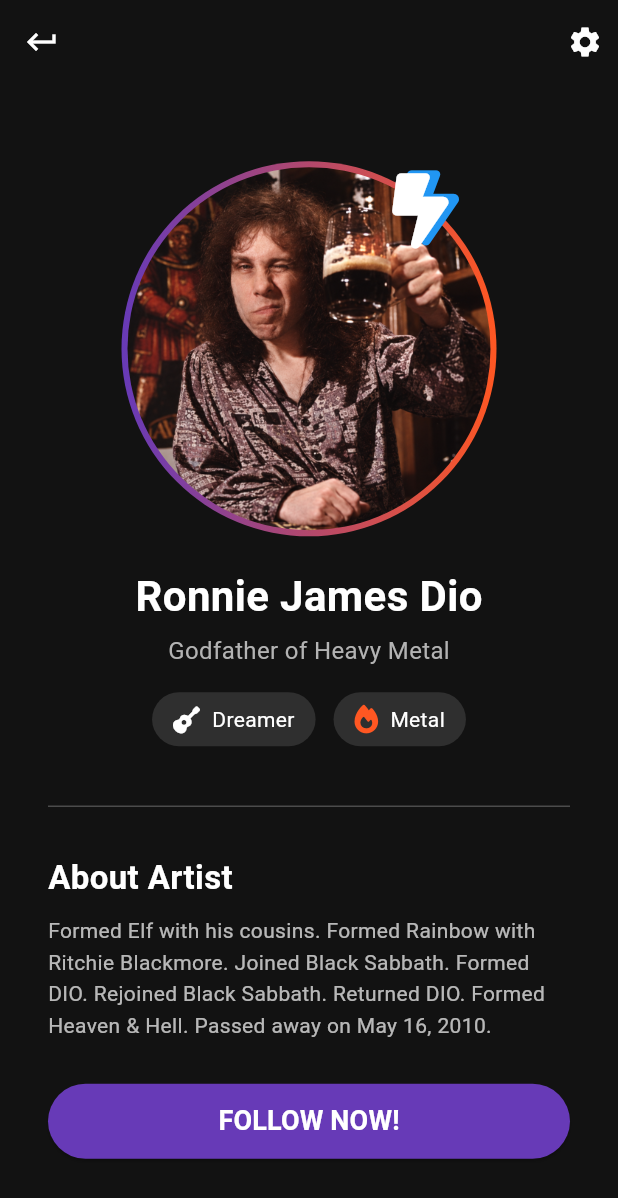
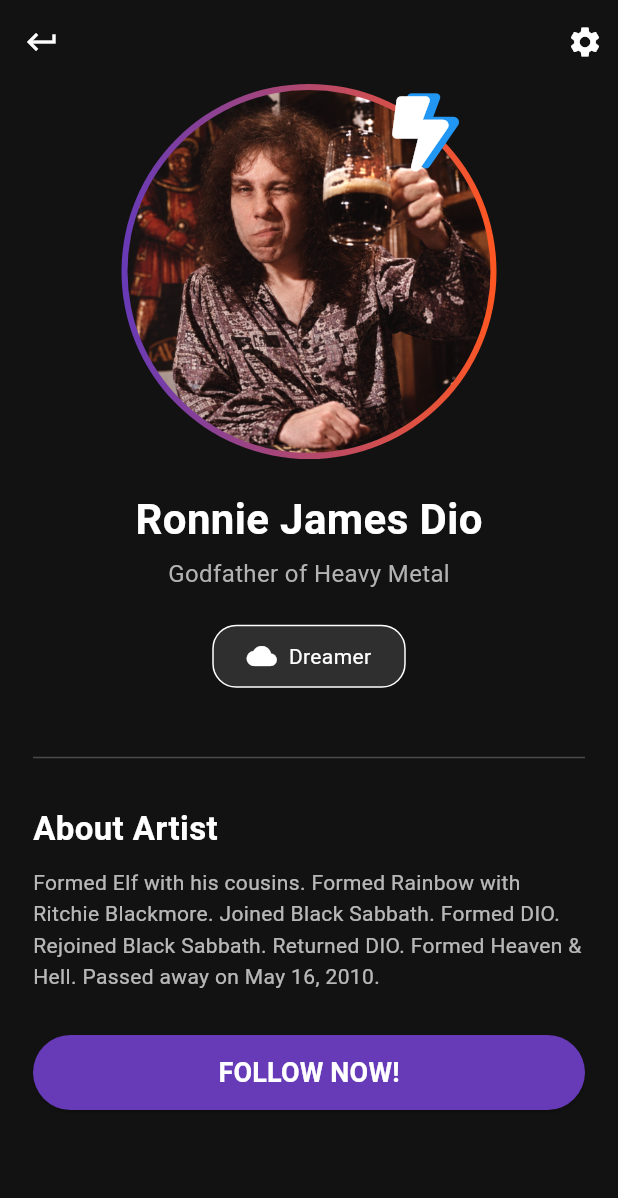
Before and after one commit to HaChaQe/flutter21, a Flutter app: the screen it shows after launch, on a phone screen of 412 x 824 dp. Shown: the top 1198 px of the screen. Run offline on Flutter 3.47's test engine with Material 3 defaults, Android fonts, the phone set to English and light mode, and no system bars; our stand-ins replace font_awesome_flutter.

Commit message:
Day 3 - Dynamic UI

```diff
--- a/flutter21/lib/main.dart
+++ b/flutter21/lib/day2_2.dart
@@ -14,13 +14,31 @@ class MyApp extends StatelessWidget {
       title: '21 days of Flutter',
       debugShowCheckedModeBanner: false,
       theme: ThemeData(primaryColor: Colors.deepPurple),
-      home: const HomePage(),
+      home: HomePage(),
     );
   }
 }
 
+class ArtistTag {
+  final String name;
+  final IconData icon;
+  final Color color;
+
+  ArtistTag({
+    required this.name,
+    required this.icon,
+    required this.color
+  });
+}
+
 class HomePage extends StatelessWidget {
-  const HomePage({super.key});
+  HomePage({super.key});
+
+  final List<ArtistTag> tags = [
+    ArtistTag(name: "Dreamer", icon: Icons.cloud, color: Colors.white),
+    ArtistTag(name: "Metal", icon: FontAwesomeIcons.boltLightning, color: Colors.yellow),
+    ArtistTag(name: "Vocalist", icon: Icons.mic_external_on_outlined, color: Colors.blueAccent),
+  ];
 
   @override
   Widget build(BuildContext context) {
@@ -36,9 +54,9 @@ class HomePage extends StatelessWidget {
         ],
       ),
       body: Padding(
-        padding: const EdgeInsets.symmetric(horizontal: 32.0),
+        padding: const EdgeInsets.symmetric(horizontal: 22.0),
         child: Column(
-          mainAxisAlignment: MainAxisAlignment.center,
+          mainAxisAlignment: MainAxisAlignment.start,
           crossAxisAlignment: CrossAxisAlignment.center, // 1) ortalandı
           children: [
             Stack(
@@ -102,40 +120,36 @@ class HomePage extends StatelessWidget {
               style: TextStyle(fontSize: 16, color: Color(0xFFB3B3B3)),
             ),
             const SizedBox(height: 16),
-            // 3) Etiketler: Row içinde iki Container
-            Row(
-              mainAxisAlignment: MainAxisAlignment.center,
-              children: [
-                Container(
-                  padding: const EdgeInsets.symmetric(horizontal: 14, vertical: 8),
+            // 3) day3te yapılan listview builder yapısı.
+            SizedBox(
+              height: 55,
+              child: PageView.builder(
+                itemCount: tags.length,
+                itemBuilder: (context, index) {
+                  final tag = tags[index];
+                  return Center(
+                    child: Container(
+                      height: 42,
+                      padding: const EdgeInsets.symmetric(horizontal: 22),
                       decoration: BoxDecoration(
                         color: Colors.white12,
-                    borderRadius: BorderRadius.circular(20),
+                        borderRadius: BorderRadius.circular(16),
+                        border: Border.all(
+                          color: tag.color
+                        )
                       ),
-                  child: const Row(
+                      child: Row(
+                        mainAxisSize: MainAxisSize.min,
                         children: [
-                      FaIcon(FontAwesomeIcons.guitar, color: Colors.white, size: 18),
-                      SizedBox(width: 8),
-                      Text("Dreamer", style: TextStyle(color: Colors.white)),
+                          Icon(tag.icon, color: tag.color, size: 20),
+                          const SizedBox(width: 8),
+                          Text(tag.name, style: TextStyle(color: tag.color)),
                         ],
                       ),
                     ),
-                const SizedBox(width: 12),
-                Container(
-                  padding: const EdgeInsets.symmetric(horizontal: 14, vertical: 8),
-                  decoration: BoxDecoration(
-                    color: Colors.white12,
-                    borderRadius: BorderRadius.circular(20),
+                  );
+                },
               ),
-                  child: const Row(
-                    children: [
-                      FaIcon(FontAwesomeIcons.fire, color: Colors.deepOrange, size: 18),
-                      SizedBox(width: 8),
-                      Text("Metal", style: TextStyle(color: Colors.white)),
-                    ],
-                  ),
-                ),
-              ],
             ),
             const SizedBox(height: 32),
             const Divider(thickness: 1, color: Colors.white24),
--- /dev/null
+++ b/flutter21/lib/day3_1.dart
@@ -0,0 +1,75 @@
+import 'package:flutter/material.dart';
+
+void main() {
+  runApp(const MyApp());
+}
+
+class MyApp extends StatefulWidget {
+  const MyApp({super.key});
+
+  @override
+  State<MyApp> createState() => _MyAppState();
+}
+
+class Task {
+  String title;
+  String description;
+  bool isCompleted;
+
+  Task({
+    required this.title,
+    required this.description,
+    this.isCompleted = false,
+  });
+}
+
+class _MyAppState extends State<MyApp> {
+
+  List<Task> taskList = [
+    Task(title: "Run", description: "Run awayyy!", isCompleted: true),
+    Task(title: "Eat", description: "Eating the Cannibals"),
+    Task(title: "Sleep", description: "Sleep well"),
+    Task(title: "Go to Market", description: "I speed at night, yay!")
+  ];
+
+  @override
+  Widget build(BuildContext context) {
+    return MaterialApp(
+      debugShowCheckedModeBanner: false,
+      home: Scaffold(
+        appBar: AppBar(),
+        body: Expanded(
+          child: Center(
+            child: taskList.isNotEmpty
+            ? ListView.builder(
+              itemCount: taskList.length,
+              itemBuilder: (context, index) {
+                final task = taskList[index];
+                return Padding(
+                  padding: const EdgeInsets.all(8.0),
+                  child: Card(
+                    child: ListTile(
+                      title: Text(
+                        task.title,
+                        style: TextStyle(
+                          decoration: task.isCompleted
+                          ? TextDecoration.lineThrough
+                          : TextDecoration.none
+                          ),
+                        ),
+                      subtitle: task.description.isEmpty ? null : Text(task.description),
+                      trailing: task.isCompleted
+                      ? const Icon(Icons.task_alt_rounded)
+                      : const Icon(Icons.radio_button_off_rounded),
+                    ),
+                  ),
+                );
+              },
+            )
+            : Text("No tasks yet..")
+          ),
+        ),
+      ),
+    );
+  }
+}
```
Also changed, not shown: flutter21/lib/day2_1.dart (renamed from flutter21/lib/main_1.dart), 1 other file. Lines whose indentation alone changed are shown as unchanged.
